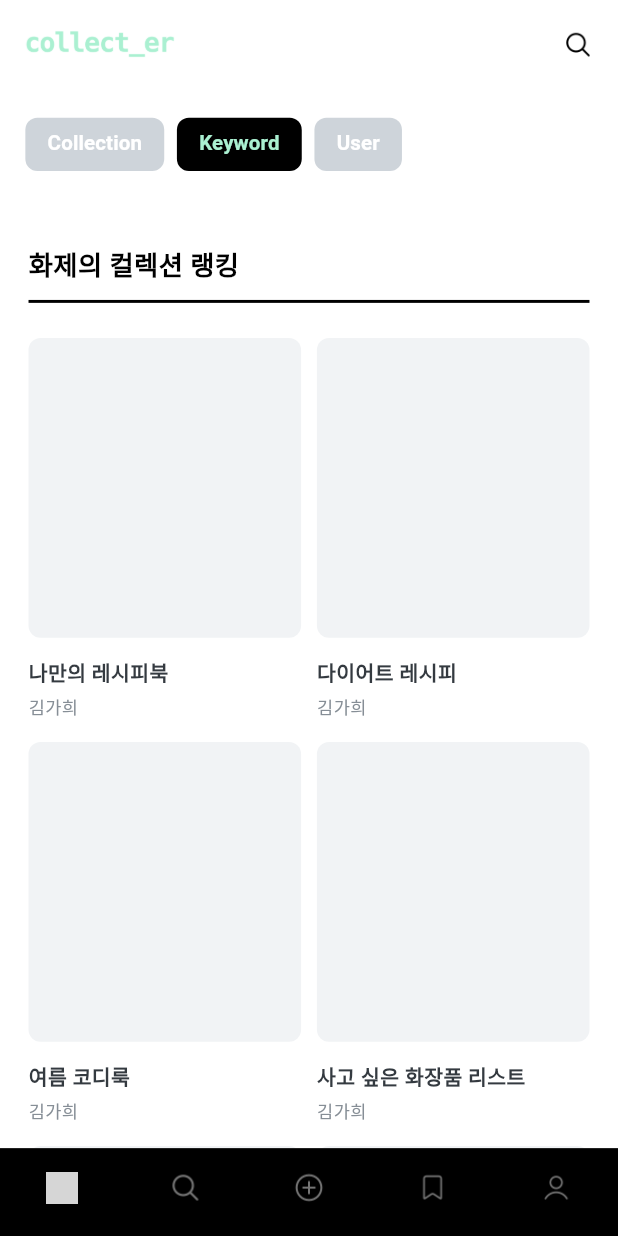
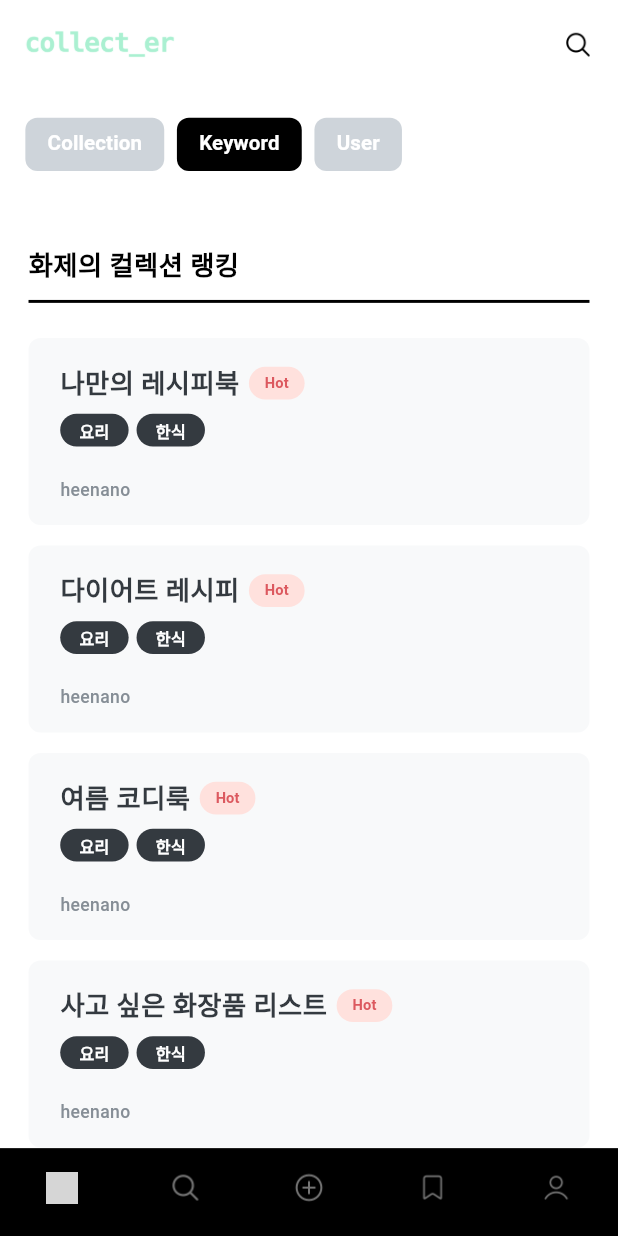
Before and after one commit to collecter1110/collecter, a Flutter app: the screen it shows after launch, on a phone screen of 412 x 824 dp. Run offline on Flutter 3.47's test engine with Material 3 defaults, Android fonts, the light colour scheme and no system bars; our stand-ins replace flutter_screenutil; Roboto replaces fonts that are missing (Pretendard, PretendardRegular); grey boxes are pictures that could not be loaded.

Commit message:
fix : Fix collection & selection UI/UX

```diff
--- a/lib/components/button/category_button.dart
+++ b/lib/components/button/category_button.dart
@@ -33,8 +33,7 @@ class CategoryButton extends StatelessWidget {
               fontFamily: 'PretendardRegular',
               fontSize: 14.sp,
               fontWeight: FontWeight.w700,
-              color:
-                  categoryState ? Theme.of(context).primaryColor : Colors.white,
+              color: Colors.white,
               height: 1.43,
             ),
           ),
--- a/lib/components/ui_kit/collection.dart
+++ /dev/null
@@ -1,109 +0,0 @@
-import 'package:collect_er/components/button/bookmark_button.dart';
-import 'package:flutter/material.dart';
-import 'package:flutter_screenutil/flutter_screenutil.dart';
-
-class Collection extends StatelessWidget {
-  final int index;
-
-  const Collection({
-    super.key,
-    required this.index,
-  });
-
-  @override
-  Widget build(BuildContext context) {
-    List<String> _name = [
-      '나만의 레시피북',
-      '다이어트 레시피',
-      '여름 코디룩',
-      '사고 싶은 화장품 리스트',
-      '저소음 기계식 키보드 리스트',
-      '읽은 책 목록',
-      '읽고 싶은 책 목록',
-    ];
-    return GestureDetector(
-      onTap: () {},
-      child: Stack(
-        children: [
-          Column(
-            mainAxisAlignment: MainAxisAlignment.spaceBetween,
-            crossAxisAlignment: CrossAxisAlignment.start,
-            children: [
-              AspectRatio(
-                aspectRatio: 1 / 1.1,
-                child: Container(
-                  decoration: ShapeDecoration(
-                    color: Color(0xFFF1F3F5),
-                    shape: RoundedRectangleBorder(
-                        borderRadius: BorderRadius.circular(8)),
-                  ),
-                ),
-              ),
-              AspectRatio(
-                aspectRatio: 1 / 0.3,
-                child: Column(
-                  mainAxisAlignment: MainAxisAlignment.end,
-                  crossAxisAlignment: CrossAxisAlignment.start,
-                  children: [
-                    Text(
-                      '${_name[index]}',
-                      style: TextStyle(
-                        color: Color(0xFF343A40),
-                        fontSize: 14.sp,
-                        fontFamily: 'Pretendard',
-                        fontWeight: FontWeight.w600,
-                        height: 1.42.h,
-                      ),
-                      overflow: TextOverflow.ellipsis,
-                      maxLines: 2,
-                    ),
-                    SizedBox(
-                      height: 4.0.h,
-                    ),
-                    Row(
-                      mainAxisAlignment: MainAxisAlignment.start,
-                      children: [
-                        Text(
-                          '김가희',
-                          style: TextStyle(
-                            color: Color(0xFF868E96),
-                            fontSize: 12.sp,
-                            fontFamily: 'Pretendard',
-                            fontWeight: FontWeight.w500,
-                            height: 1.5.h,
-                          ),
-                        ),
-                        SizedBox(
-                          width: 8.0.w,
-                        ),
-                        // Text(
-                        //   'dd',
-                        //   style: TextStyle(
-                        //     color: Color(0XFF868E96),
-                        //     fontSize: 12.sp,
-                        //     fontFamily: 'Pretendard',
-                        //     fontWeight: FontWeight.w500,
-                        //     height: 1.5.h,
-                        //   ),
-                        // ),
-                      ],
-                    )
-                  ],
-                ),
-              ),
-            ],
-          ),
-          Positioned(
-            top: 4.0.h,
-            right: 0.0,
-            child: BookmarkButton(
-              listId: 0,
-              isBookMarked: true,
-              inListDetail: false,
-            ),
-          ),
-        ],
-      ),
-    );
-  }
-}
--- /dev/null
+++ b/lib/components/ui_kit/collection_tag.dart
@@ -0,0 +1,36 @@
+import 'package:flutter/material.dart';
+import 'package:flutter_screenutil/flutter_screenutil.dart';
+
+class CollectionTag extends StatelessWidget {
+  const CollectionTag({super.key});
+
+  @override
+  Widget build(BuildContext context) {
+    return ElevatedButton(
+      onPressed: () {},
+      style: ElevatedButton.styleFrom(
+        shape: RoundedRectangleBorder(
+          borderRadius: BorderRadius.circular(30.0),
+        ),
+        minimumSize: Size.zero,
+        tapTargetSize: MaterialTapTargetSize.shrinkWrap,
+        padding: EdgeInsets.symmetric(
+          horizontal: 10.0.w,
+          vertical: 4.0.h,
+        ),
+        backgroundColor: Color(0xffffe1dd),
+        elevation: 0,
+      ),
+      child: Text(
+        'Hot',
+        style: TextStyle(
+          fontFamily: 'PretendardRegular',
+          fontSize: 10.sp,
+          fontWeight: FontWeight.w600,
+          color: Color(0xFFdc595f),
+          height: 1.43,
+        ),
+      ),
+    );
+  }
+}
--- a/lib/components/ui_kit/keyword.dart
+++ b/lib/components/ui_kit/keyword.dart
@@ -1,9 +1,39 @@
 import 'package:flutter/material.dart';
 import 'package:flutter_screenutil/flutter_screenutil.dart';
 
-class Keyword extends StatelessWidget {
+class CollectionKeyword extends StatelessWidget {
   final String keywordName;
-  const Keyword({super.key, required this.keywordName});
+  const CollectionKeyword({super.key, required this.keywordName});
+
+  @override
+  Widget build(BuildContext context) {
+    return Container(
+      decoration: ShapeDecoration(
+        color: Color(0xFF343a40),
+        shape: RoundedRectangleBorder(
+          borderRadius: BorderRadius.circular(50.0),
+        ),
+      ),
+      child: Padding(
+        padding: EdgeInsets.symmetric(horizontal: 12.0.w, vertical: 3.0.h),
+        child: Text(
+          keywordName,
+          style: TextStyle(
+            color: Colors.white,
+            fontSize: 11.0.sp,
+            fontFamily: 'Pretendard',
+            fontWeight: FontWeight.w600,
+            height: 1.5,
+          ),
+        ),
+      ),
+    );
+  }
+}
+
+class SelectionKeyword extends StatelessWidget {
+  final String keywordName;
+  const SelectionKeyword({super.key, required this.keywordName});
 
   @override
   Widget build(BuildContext context) {
@@ -15,12 +45,12 @@ class Keyword extends StatelessWidget {
         ),
       ),
       child: Padding(
-        padding: EdgeInsets.symmetric(horizontal: 12.0.w, vertical: 3.0.h),
+        padding: EdgeInsets.symmetric(horizontal: 10.0.w, vertical: 3.0.h),
         child: Text(
           keywordName,
           style: TextStyle(
             color: Theme.of(context).primaryColor,
-            fontSize: 14.0.sp,
+            fontSize: 11.0.sp,
             fontFamily: 'Pretendard',
             fontWeight: FontWeight.w600,
             height: 1.5,
--- /dev/null
+++ b/lib/components/ui_kit/ranking_collection.dart
@@ -0,0 +1,132 @@
+import 'package:collect_er/components/button/bookmark_button.dart';
+import 'package:flutter/material.dart';
+import 'package:flutter_screenutil/flutter_screenutil.dart';
+
+import 'collection_detail_screen.dart';
+import 'collection_tag.dart';
+import 'keyword.dart';
+
+class RankingCollection extends StatelessWidget {
+  final int index;
+  final double ratio;
+
+  const RankingCollection({
+    super.key,
+    required this.index,
+    required this.ratio,
+  });
+
+  @override
+  Widget build(BuildContext context) {
+    List<String> _name = [
+      '나만의 레시피북',
+      '다이어트 레시피',
+      '여름 코디룩',
+      '사고 싶은 화장품 리스트',
+      '저소음 기계식 키보드 리스트',
+      '읽은 책 목록',
+      '읽고 싶은 책 목록',
+    ];
+    List<String> keywords = [
+      '요리',
+      '한식',
+    ];
+    return GestureDetector(
+      onTap: () {
+        Navigator.push(
+          context,
+          MaterialPageRoute(
+            builder: (context) => CollectionDetailScreen(
+              title: _name[index],
+            ),
+          ),
+        );
+      },
+      child: Stack(
+        children: [
+          AspectRatio(
+            aspectRatio: ratio,
+            child: Container(
+              decoration: ShapeDecoration(
+                color: Color(0xFFf8f9fa),
+                shape: RoundedRectangleBorder(
+                    borderRadius: BorderRadius.circular(8)),
+              ),
+              child: Padding(
+                padding:
+                    EdgeInsets.symmetric(horizontal: 20.0.w, vertical: 16.0.h),
+                child: Column(
+                  mainAxisAlignment: MainAxisAlignment.spaceBetween,
+                  crossAxisAlignment: CrossAxisAlignment.start,
+                  children: [
+                    Column(
+                      crossAxisAlignment: CrossAxisAlignment.start,
+                      mainAxisAlignment: MainAxisAlignment.start,
+                      children: [
+                        Row(
+                          crossAxisAlignment: CrossAxisAlignment.center,
+                          children: [
+                            Text(
+                              '${_name[index]}',
+                              style: TextStyle(
+                                color: Color(0xFF343A40),
+                                fontSize: 18.sp,
+                                fontFamily: 'Pretendard',
+                                fontWeight: FontWeight.w600,
+                                height: 1.56,
+                              ),
+                              overflow: TextOverflow.ellipsis,
+                              maxLines: 2,
+                            ),
+                            SizedBox(
+                              width: 6.0.w,
+                            ),
+                            CollectionTag(),
+                          ],
+                        ),
+                        Padding(
+                          padding: EdgeInsets.symmetric(vertical: 6.0.h),
+                          child: Wrap(
+                            direction: Axis.horizontal,
+                            alignment: WrapAlignment.start,
+                            spacing: 5.0.w,
+                            runSpacing: 8.0.h,
+                            children: keywords.map((keyword) {
+                              return CollectionKeyword(keywordName: keyword);
+                            }).toList(),
+                          ),
+                        ),
+                      ],
+                    ),
+                    // SizedBox(
+                    //   height: 14.0.h,
+                    // ),
+                    Text(
+                      'heenano',
+                      style: TextStyle(
+                        color: Color(0xFF868E96),
+                        fontSize: 12.sp,
+                        fontFamily: 'Pretendard',
+                        fontWeight: FontWeight.w500,
+                        height: 1.5.h,
+                      ),
+                    ),
+                  ],
+                ),
+              ),
+            ),
+          ),
+          Positioned(
+            top: 4.0.h,
+            right: 0.0,
+            child: BookmarkButton(
+              listId: 0,
+              isBookMarked: true,
+              inListDetail: false,
+            ),
+          ),
+        ],
+      ),
+    );
+  }
+}
--- a/lib/page/home_page/home_screen.dart
+++ b/lib/page/home_page/home_screen.dart
@@ -4,7 +4,7 @@ import 'package:flutter_screenutil/flutter_screenutil.dart';
 import '../../components/button/category_button.dart';
 
 import '../../components/constants/screen_size.dart';
-import '../../components/ui_kit/collection.dart';
+import '../../components/ui_kit/ranking_collection.dart';
 
 class HomeScreen extends StatelessWidget {
   const HomeScreen({super.key});
@@ -27,10 +27,10 @@ class HomeScreen extends StatelessWidget {
       '팔로우 많은 유저 랭킹',
     ];
 
-    final double _selectionRatio = 1.1;
-    final double _collectionRatio = 0.7;
+    final double _selectionRatio = 0.8;
+    final double _collectionRatio = 3.0;
     return PopScope(
-      canPop: false,
+      canPop: true,
       onPopInvoked: (bool didPop) {
         if (didPop) {
           print('didPop호출');
@@ -151,7 +151,7 @@ class HomeScreen extends StatelessWidget {
                       ],
                     ),
                     Padding(
-                      padding: EdgeInsets.only(top: 12.0.h, bottom: 24.0.h),
+                      padding: EdgeInsets.only(top: 12.0.h, bottom: 4.0.h),
                       child: Divider(
                         color: Colors.black,
                         thickness: 2.0.h,
@@ -163,21 +163,23 @@ class HomeScreen extends StatelessWidget {
               ),
             ),
             SliverPadding(
-              padding: EdgeInsets.symmetric(horizontal: 18.0.w),
+              padding:
+                  EdgeInsets.symmetric(horizontal: 18.0.w, vertical: 20.0.h),
               sliver: SliverGrid(
                 delegate: SliverChildBuilderDelegate(
                   (context, index) => Column(
                     children: [
-                      Collection(
+                      RankingCollection(
                         index: index,
+                        ratio: _collectionRatio,
                       )
                     ],
                   ),
                   childCount: _name.length,
                 ),
                 gridDelegate: SliverGridDelegateWithFixedCrossAxisCount(
-                  crossAxisCount: 2,
-                  mainAxisSpacing: 10.0.h,
+                  crossAxisCount: 1,
+                  mainAxisSpacing: 14.0.h,
                   crossAxisSpacing: 10.0.w,
                   childAspectRatio: _collectionRatio,
                 ),
```
Also changed, not shown: lib/components/ui_kit/collection_detail_screen.dart (+20 -23 lines), lib/components/ui_kit/collection_thumb.dart (added, +37 -0 lines), lib/components/ui_kit/selection.dart (+31 -27 lines).
